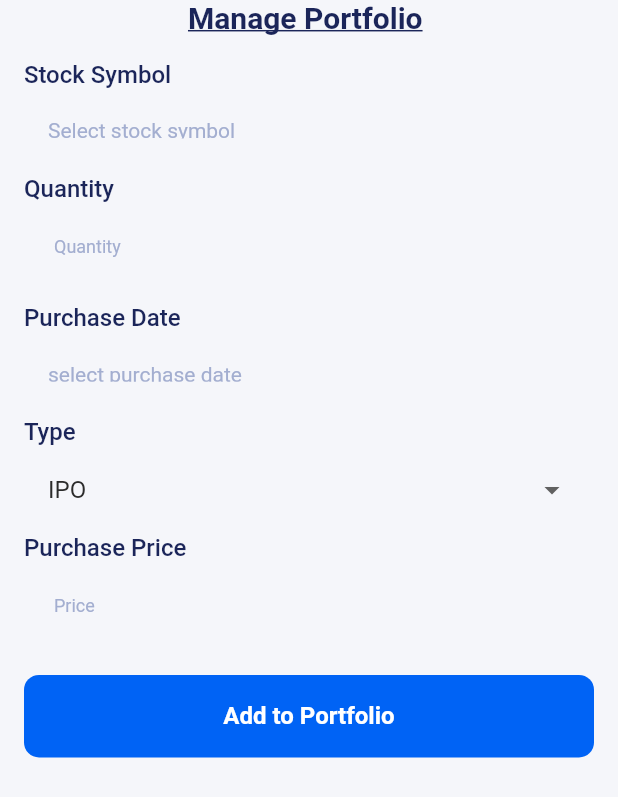
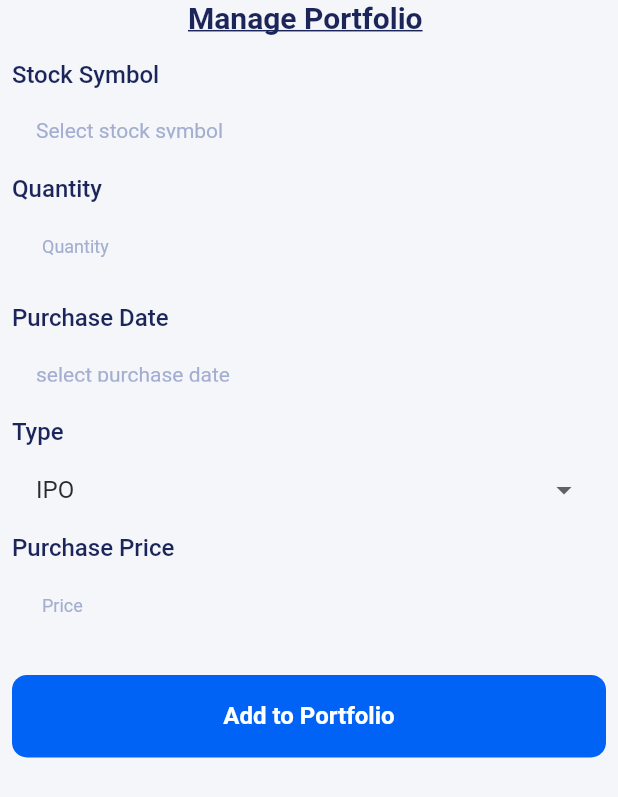
Before and after one commit to visionxStudio/upstock---Stock-market-prediction, a Flutter app: the PortfolioAddWidget widget shown alone on an empty page, opened directly, after a tap on "Add to Portfolio", on a phone screen of 412 x 824 dp. Shown: the top 797 px of the screen. Run offline on Flutter 3.47's test engine with Material 2 defaults, Android fonts, the phone set to English and light mode, and no system bars; our stand-ins replace animated_text_kit, auto_route, cloud_firestore, dio, firebase_auth, firebase_core and 8 more; accounts and stored records are empty; network calls fail; Roboto replaces fonts that are missing (Manrope).

```diff
--- a/lib/src/features/portfolio/bloc/portfolioi_state_notifier.dart
+++ b/lib/src/features/portfolio/bloc/portfolioi_state_notifier.dart
@@ -35,7 +35,5 @@ class PortfolioStateNotifier extends StateNotifier<PortfolioState> {
     state = state.copyWith(buyPrice: double.parse(value));
   }
 
-  void addToPortfolio() {
-    print(state);
-  }
+  void addToPortfolio() {}
 }
--- a/lib/src/features/portfolio/widgets/portfolio_add_widget.dart
+++ b/lib/src/features/portfolio/widgets/portfolio_add_widget.dart
@@ -23,8 +23,9 @@ class _PortfolioAddWidgetState extends ConsumerState<PortfolioAddWidget> {
   @override
   Widget build(BuildContext context) {
     return Padding(
-      padding: const EdgeInsets.symmetric(horizontal: 16.0),
+      padding: const EdgeInsets.symmetric(horizontal: 8.0),
       child: Column(
+        mainAxisSize: MainAxisSize.min,
         crossAxisAlignment: CrossAxisAlignment.start,
         children: [
           SizedBox(
@@ -211,6 +212,7 @@ class _PortfolioAddWidgetState extends ConsumerState<PortfolioAddWidget> {
                   MinimalInputField(
                     hintText: "Price",
                     backgroundColor: kScafoldColor,
+                    textInputType: TextInputType.number,
                     onChanged: ref
                         .read(portfolioStateProvider.notifier)
                         .buyPriceChanged,
```
Also changed, not shown: lib/src/features/portfolio/database/buy_portfolio/buy_portfolio_model.dart (added, +19 -0 lines), lib/src/features/portfolio/database/buy_portfolio_list_model/buy_portfolio_list_model.dart (added, +14 -0 lines), lib/src/features/portfolio/database/buy_portfolio/buy_portfolio_model.freezed.dart (added), lib/src/features/portfolio/database/buy_portfolio/buy_portfolio_model.g.dart (added), lib/src/features/portfolio/database/buy_portfolio_list_model/buy_portfolio_list_model.freezed.dart (added), lib/src/features/portfolio/database/buy_portfolio_list_model/buy_portfolio_list_model.g.dart (added).
